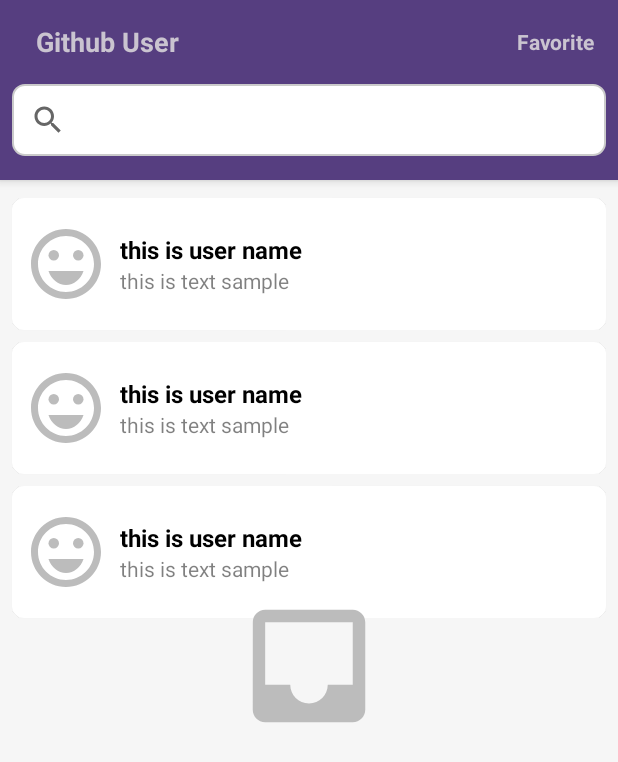
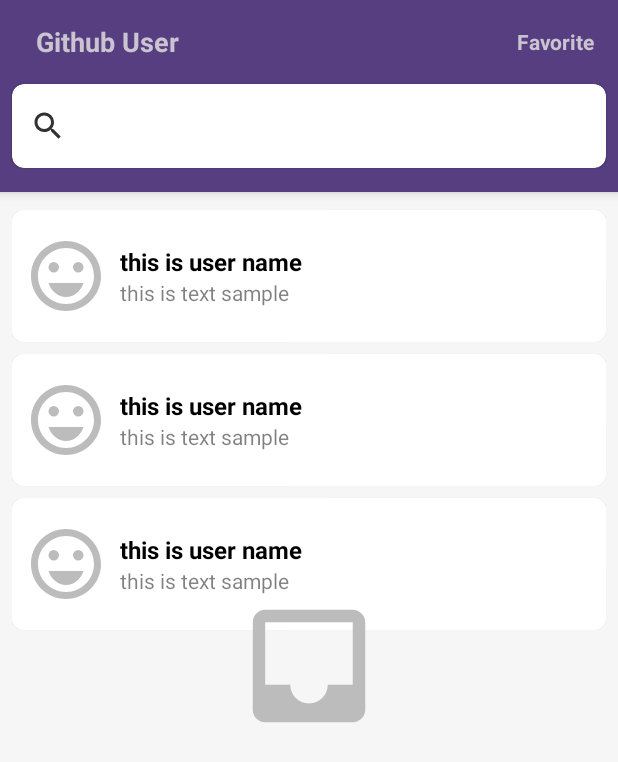
Before and after one commit to ihasanazimi/GitHub, an Android app: the layout fragment_main.xml on its own in the app's theme, with its tools: preview values and no code run, on a phone screen of 412 x 824 dp. Shown: the top 762 px of the screen. Run offline under Robolectric (Android 15) with nearby library versions, the phone set to English and light mode, and no system bars; network calls fail.

Commit message:
config dark theme and light theme

```diff
--- /dev/null
+++ b/app/src/main/res/drawable/baseline_search_24.xml
@@ -0,0 +1,5 @@
+<vector android:height="24dp" android:tint="#FFFFFF"
+    android:viewportHeight="24" android:viewportWidth="24"
+    android:width="24dp" xmlns:android="http://schemas.android.com/apk/res/android">
+    <path android:fillColor="@android:color/white" android:pathData="M15.5,14h-0.79l-0.28,-0.27C15.41,12.59 16,11.11 16,9.5 16,5.91 13.09,3 9.5,3S3,5.91 3,9.5 5.91,16 9.5,16c1.61,0 3.09,-0.59 4.23,-1.57l0.27,0.28v0.79l5,4.99L20.49,19l-4.99,-5zM9.5,14C7.01,14 5,11.99 5,9.5S7.01,5 9.5,5 14,7.01 14,9.5 11.99,14 9.5,14z"/>
+</vector>
--- /dev/null
+++ b/app/src/main/res/drawable/baseline_search_24_dark.xml
@@ -0,0 +1,10 @@
+<vector xmlns:android="http://schemas.android.com/apk/res/android"
+    android:width="24dp"
+    android:height="24dp"
+    android:tint="@color/gary_very_darker"
+    android:viewportWidth="24"
+    android:viewportHeight="24">
+    <path
+        android:fillColor="@android:color/white"
+        android:pathData="M15.5,14h-0.79l-0.28,-0.27C15.41,12.59 16,11.11 16,9.5 16,5.91 13.09,3 9.5,3S3,5.91 3,9.5 5.91,16 9.5,16c1.61,0 3.09,-0.59 4.23,-1.57l0.27,0.28v0.79l5,4.99L20.49,19l-4.99,-5zM9.5,14C7.01,14 5,11.99 5,9.5S7.01,5 9.5,5 14,7.01 14,9.5 11.99,14 9.5,14z" />
+</vector>
--- a/app/src/main/res/layout/fragment_main.xml
+++ b/app/src/main/res/layout/fragment_main.xml
@@ -4,60 +4,65 @@
 
     <androidx.coordinatorlayout.widget.CoordinatorLayout xmlns:android="http://schemas.android.com/apk/res/android"
         android:id="@+id/rootContainer"
+        style="@style/SCREEN"
         android:layout_width="match_parent"
         android:layout_height="match_parent"
-        style="@style/SCREEN"
         android:orientation="vertical">
 
         <com.google.android.material.appbar.AppBarLayout
+            style="@style/AppBar_Style"
             android:layout_width="match_parent"
-            android:fitsSystemWindows="true"
-            style="@style/AppBar_Style"
-            android:layout_height="wrap_content">
+            android:layout_height="wrap_content"
+            android:fitsSystemWindows="true">
 
             <FrameLayout
                 android:id="@+id/toolbar"
                 android:layout_width="match_parent"
-                app:layout_scrollFlags="scroll|enterAlways"
                 android:layout_height="?actionBarSize"
                 android:theme="@style/Theme.Material3.Dark"
+                app:layout_scrollFlags="scroll|enterAlways"
                 app:title="GitHub User">
 
                 <TextView
                     android:id="@+id/btn_back"
                     android:layout_width="wrap_content"
                     android:layout_height="match_parent"
-                    android:gravity="center"
                     android:layout_gravity="start|center_vertical"
                     android:layout_marginHorizontal="@dimen/iconSize_24"
-                    android:textStyle="bold"
+                    android:contentDescription="@string/this_is_description"
+                    android:gravity="center"
+                    android:text="@string/app_name"
                     android:textSize="@dimen/textSize_18"
-                    android:contentDescription="@string/this_is_description"
-                    android:text="@string/app_name" />
+                    android:textStyle="bold" />
 
                 <TextView
                     android:id="@+id/btn_favorites"
                     android:layout_width="wrap_content"
                     android:layout_height="match_parent"
-                    android:gravity="center"
                     android:layout_gravity="end|center_vertical"
                     android:layout_marginHorizontal="@dimen/space_16"
-                    android:textStyle="bold"
+                    android:contentDescription="@string/this_is_description"
+                    android:gravity="center"
+                    android:text="Favorite"
                     android:textSize="@dimen/textSize_14"
-                    android:contentDescription="@string/this_is_description"
-                    android:text="Favorite" />
+                    android:textStyle="bold" />
 
             </FrameLayout>
 
-            <androidx.appcompat.widget.SearchView
-                android:id="@+id/searchView"
+            <com.google.android.material.card.MaterialCardView
                 android:layout_width="match_parent"
-                android:layout_height="wrap_content"
+                android:layout_height="@dimen/btnHeight_56"
                 android:layout_marginHorizontal="@dimen/space_8"
                 android:layout_marginBottom="@dimen/space_16"
-                style="@style/TEXT"
-                android:background="@drawable/stroke_input"
-                app:queryHint="search user..." />
+                app:cardCornerRadius="@dimen/space_8">
+
+                <androidx.appcompat.widget.SearchView
+                    android:id="@+id/searchView"
+                    style="@style/SEARCH_VIEW"
+                    android:layout_width="match_parent"
+                    android:layout_height="match_parent"
+                    app:queryHint="search user..." />
+            </com.google.android.material.card.MaterialCardView>
 
         </com.google.android.material.appbar.AppBarLayout>
 
@@ -69,8 +74,8 @@
             android:orientation="vertical"
             android:paddingHorizontal="@dimen/space_4"
             android:paddingVertical="@dimen/space_8"
+            app:layoutManager="androidx.recyclerview.widget.LinearLayoutManager"
             app:layout_behavior="@string/appbar_scrolling_view_behavior"
-            app:layoutManager="androidx.recyclerview.widget.LinearLayoutManager"
             tools:listitem="@layout/item_user" />
 
         <ImageView
--- a/app/src/main/res/layout/fragment_user_details.xml
+++ b/app/src/main/res/layout/fragment_user_details.xml
@@ -5,9 +5,9 @@
 
     <androidx.coordinatorlayout.widget.CoordinatorLayout
         android:id="@+id/rootContainer"
+        style="@style/SCREEN"
         android:layout_width="match_parent"
         android:layout_height="match_parent"
-        style="@style/SCREEN"
         android:orientation="vertical">
 
         <com.google.android.material.appbar.AppBarLayout
@@ -72,12 +72,12 @@
 
                     <TextView
                         android:id="@+id/tv_userFullName"
+                        style="@style/AppBar_Style"
                         android:layout_width="wrap_content"
                         android:layout_height="wrap_content"
                         android:layout_gravity="center_horizontal"
                         android:layout_marginTop="@dimen/space_8"
                         android:gravity="center"
-                        style="@style/AppBar_Style"
                         android:paddingHorizontal="@dimen/space_8"
                         android:paddingVertical="@dimen/space_4"
                         android:singleLine="true"
@@ -89,12 +89,12 @@
 
                     <TextView
                         android:id="@+id/tv_userName"
+                        style="@style/AppBar_Style"
                         android:layout_width="wrap_content"
                         android:layout_height="wrap_content"
                         android:layout_gravity="center_horizontal"
                         android:alpha="0.8"
                         android:gravity="center"
-                        style="@style/AppBar_Style"
                         android:paddingHorizontal="@dimen/space_8"
                         android:paddingVertical="@dimen/space_4"
                         android:singleLine="true"
@@ -105,12 +105,12 @@
 
                     <TextView
                         android:id="@+id/tv_bio"
+                        style="@style/AppBar_Style"
                         android:layout_width="wrap_content"
                         android:layout_height="wrap_content"
                         android:layout_gravity="center_horizontal"
                         android:alpha="0.6"
                         android:gravity="center"
-                        style="@style/AppBar_Style"
                         android:maxLines="3"
                         android:paddingHorizontal="@dimen/space_8"
                         android:paddingVertical="@dimen/space_4"
@@ -121,13 +121,13 @@
 
                     <TextView
                         android:id="@+id/tv_location"
+                        style="@style/AppBar_Style"
                         android:layout_width="wrap_content"
                         android:layout_height="wrap_content"
                         android:layout_gravity="center_horizontal"
                         android:alpha="0.4"
                         android:drawablePadding="@dimen/space_8"
                         android:gravity="center"
-                        style="@style/AppBar_Style"
                         android:paddingHorizontal="@dimen/space_8"
                         android:paddingVertical="@dimen/space_4"
                         android:singleLine="true"
@@ -141,14 +141,14 @@
                         android:layout_width="match_parent"
                         android:layout_height="wrap_content"
                         android:layout_marginHorizontal="@dimen/space_32"
-                        android:layout_marginTop="@dimen/textSize_16"
+                        android:layout_marginVertical="@dimen/space_16"
                         app:cardCornerRadius="@dimen/space_16">
 
                         <LinearLayout
+                            style="@style/SCREEN"
                             android:layout_width="match_parent"
                             android:layout_height="wrap_content"
                             android:orientation="horizontal"
-                            style="@style/SCREEN"
                             android:paddingVertical="@dimen/space_8">
 
                             <LinearLayout
@@ -158,24 +158,24 @@
                                 android:orientation="vertical">
 
                                 <TextView
+                                    style="@style/TEXT"
                                     android:layout_width="match_parent"
                                     android:layout_height="wrap_content"
                                     android:gravity="center"
                                     android:paddingTop="@dimen/space_8"
                                     android:singleLine="true"
-                                    style="@style/TEXT"
                                     android:text="Follower"
                                     android:textSize="@dimen/textSize_12"
                                     android:textStyle="bold" />
 
                                 <TextView
                                     android:id="@+id/followerCountTv"
+                                    style="@style/TEXT"
                                     android:layout_width="match_parent"
                                     android:layout_height="wrap_content"
                                     android:gravity="center"
                                     android:paddingVertical="@dimen/space_8"
                                     android:text="38"
-                                    style="@style/TEXT"
                                     android:textSize="@dimen/textSize_12"
                                     android:textStyle="bold" />
 
@@ -188,24 +188,24 @@
                                 android:orientation="vertical">
 
                                 <TextView
+                                    style="@style/TEXT"
                                     android:layout_width="match_parent"
                                     android:layout_height="wrap_content"
                                     android:gravity="center"
                                     android:paddingTop="@dimen/space_8"
                                     android:singleLine="true"
-                                    style="@style/TEXT"
                                     android:text="Following"
                                     android:textSize="@dimen/textSize_12"
                                     android:textStyle="bold" />
 
                                 <TextView
                                     android:id="@+id/followingCountTv"
+                                    style="@style/TEXT"
                                     android:layout_width="match_parent"
                                     android:layout_height="wrap_content"
                                     android:gravity="center"
                                     android:paddingVertical="@dimen/space_8"
                                     android:text="38"
-                                    style="@style/TEXT"
                                     android:textSize="@dimen/textSize_12"
                                     android:textStyle="bold" />
 
@@ -218,24 +218,24 @@
                                 android:orientation="vertical">
 
                                 <TextView
+                                    style="@style/TEXT"
                                     android:layout_width="match_parent"
                                     android:layout_height="wrap_content"
                                     android:gravity="center"
                                     android:paddingTop="@dimen/space_8"
                                     android:singleLine="true"
                                     android:text="Repository"
-                                    style="@style/TEXT"
                                     android:textSize="@dimen/textSize_12"
                                     android:textStyle="bold" />
 
                                 <TextView
                                     android:id="@+id/repositoryCountTv"
+                                    style="@style/TEXT"
                                     android:layout_width="match_parent"
                                     android:layout_height="wrap_content"
                                     android:gravity="center"
                                     android:paddingVertical="@dimen/space_8"
                                     android:text="38"
-                                    style="@style/TEXT"
                                     android:textSize="@dimen/textSize_12"
                                     android:textStyle="bold" />
 
@@ -251,10 +251,10 @@
 
             <com.google.android.material.tabs.TabLayout
                 android:id="@+id/tabLayout"
+                style="@style/SCREEN"
                 android:layout_width="match_parent"
                 android:layout_height="wrap_content"
                 app:layout_anchor="@+id/appBarLayout"
-                style="@style/SCREEN"
                 app:layout_anchorGravity="bottom|center">
 
                 <com.google.android.material.tabs.TabItem
@@ -277,8 +277,8 @@
             android:id="@+id/viewPager"
             android:layout_width="match_parent"
             android:layout_height="match_parent"
-            app:layout_behavior="@string/appbar_scrolling_view_behavior"
-            android:nestedScrollingEnabled="true" />
+            android:nestedScrollingEnabled="true"
+            app:layout_behavior="@string/appbar_scrolling_view_behavior" />
 
     </androidx.coordinatorlayout.widget.CoordinatorLayout>
 
--- a/app/src/main/res/values-night/themes.xml
+++ b/app/src/main/res/values-night/themes.xml
@@ -39,5 +39,10 @@
         <item name="android:background">@color/teal_700</item>
     </style>
 
+    <style name="SEARCH_VIEW" parent="Widget.AppCompat.SearchView">
+        <!-- Gets rid of the search icon -->
+        <item name="searchIcon">@drawable/baseline_search_24</item>
+    </style>
+
 
 </resources>
--- a/app/src/main/res/values/themes.xml
+++ b/app/src/main/res/values/themes.xml
@@ -38,4 +38,9 @@
         <item name="android:background">@color/purple_500</item>
     </style>
 
+    <style name="SEARCH_VIEW" parent="Widget.AppCompat.SearchView">
+        <!-- Gets rid of the search icon -->
+        <item name="searchIcon">@drawable/baseline_search_24_dark</item>
+    </style>
+
 </resources>
```
